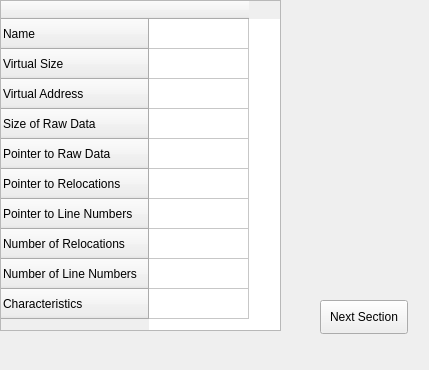
The window that ui/sectiontable.ui (gmbr3/PE-Header-Tool) describes before a commit, drawn with Qt 5.
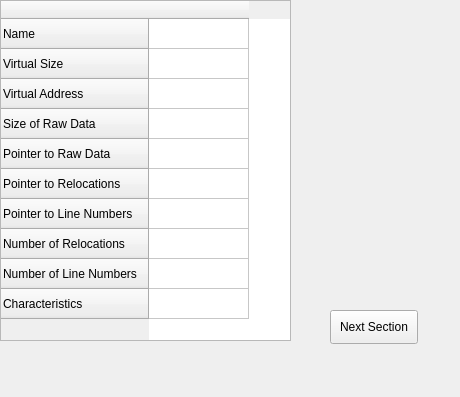
The same window after the commit.

The edit to the form file:
```diff
--- a/ui/sectiontable.ui
+++ b/ui/sectiontable.ui
@@ -6,8 +6,8 @@
    <rect>
     <x>0</x>
     <y>0</y>
-    <width>429</width>
-    <height>370</height>
+    <width>460</width>
+    <height>397</height>
    </rect>
   </property>
   <property name="windowTitle">
@@ -19,8 +19,8 @@
      <rect>
       <x>0</x>
       <y>0</y>
-      <width>281</width>
-      <height>331</height>
+      <width>291</width>
+      <height>341</height>
      </rect>
     </property>
     <row>
@@ -82,8 +82,8 @@
    <widget class="QPushButton" name="nextButton">
     <property name="geometry">
      <rect>
-      <x>320</x>
-      <y>300</y>
+      <x>330</x>
+      <y>310</y>
       <width>88</width>
       <height>34</height>
      </rect>
```
